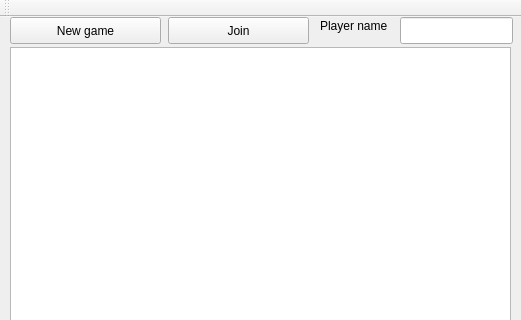
vincentvanbush/maumau, file client/mainwindow.ui: the form before one commit; both pictures show x 0 to 521 and y 0 to 320 of the 521 by 573 pixel window.
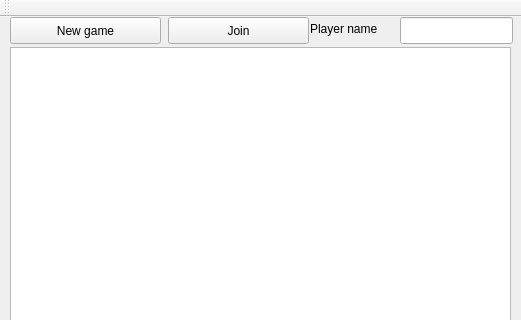
The form after the commit.

Commit message: Cosmetic changes in windows

Diff of the .ui file:
```diff
--- a/client/mainwindow.ui
+++ b/client/mainwindow.ui
@@ -53,10 +53,10 @@
    <widget class="QLabel" name="label">
     <property name="geometry">
      <rect>
-      <x>320</x>
-      <y>0</y>
+      <x>310</x>
+      <y>-4</y>
       <width>91</width>
-      <height>17</height>
+      <height>31</height>
      </rect>
     </property>
     <property name="text">
```
Left out of the diff: 2 changed lines with no effect on the pictures. The commit also changes 1 other file.
